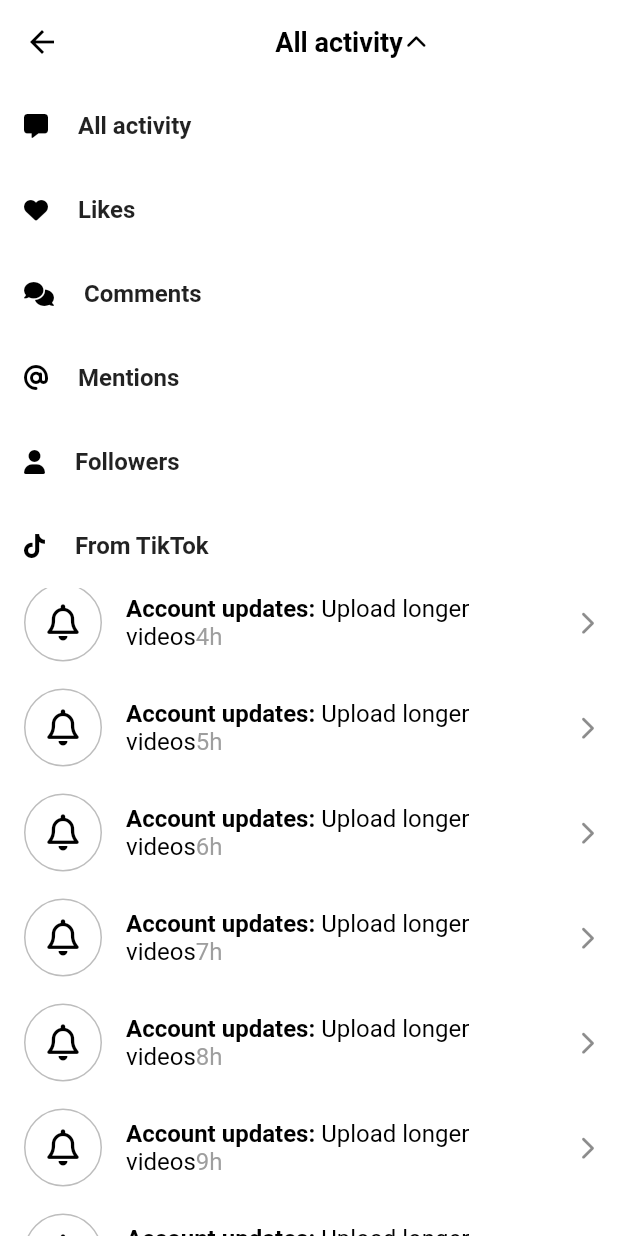
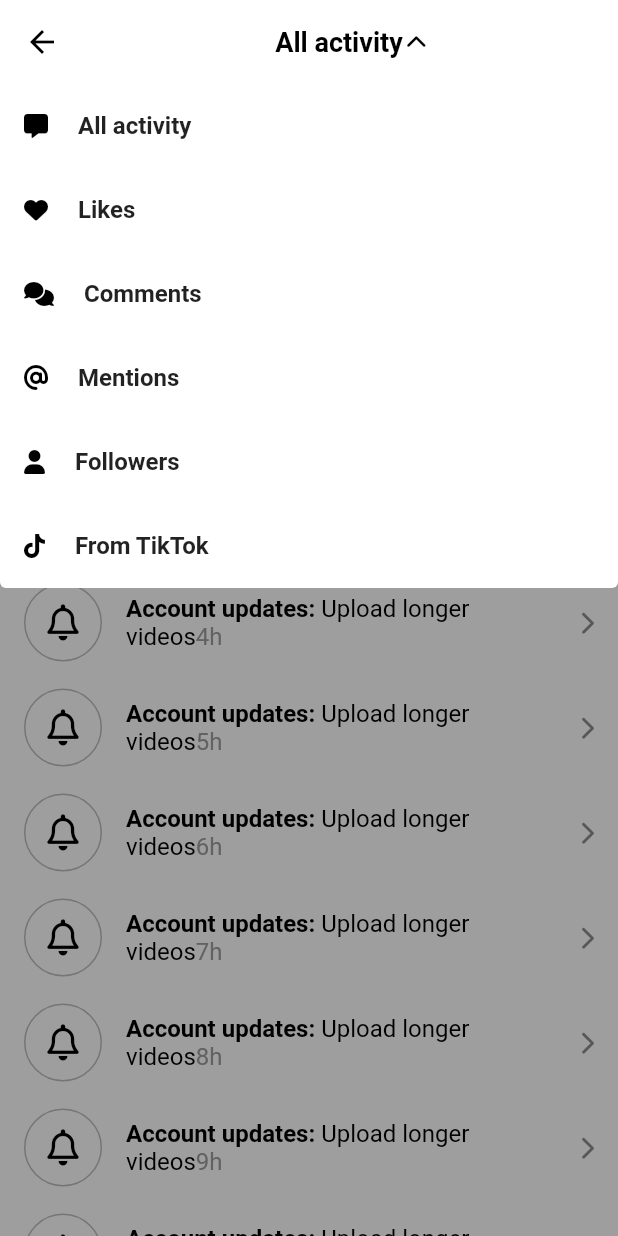
Before and after one commit to acephoenix0/tiktok_clone, a Flutter app: the ActivityScreen screen opened directly, after a tap on "All activity", on a phone screen of 412 x 824 dp. Run offline on Flutter 3.47's test engine with Material 2 defaults, Android fonts, the phone set to English and light mode, and no system bars; our stand-ins replace font_awesome_flutter, video_player, visibility_detector; network calls fail.

Commit message:
AnimatedModalBarrier

```diff
--- a/lib/features/inbox/activity_screen.dart
+++ b/lib/features/inbox/activity_screen.dart
@@ -41,6 +41,8 @@ class _ActivityScreenState extends State<ActivityScreen>
     }
   ];
 
+  bool _showBarrier = false;
+
   late final AnimationController _animationController = AnimationController(
     vsync: this,
     duration: const Duration(
@@ -48,9 +50,19 @@ class _ActivityScreenState extends State<ActivityScreen>
     ),
   );
 
-  late final Animation<double> _animation = Tween(
+  late final Animation<double> _arrowAnimation = Tween(
     begin: 0.0,
     end: 0.5,
+  ).animate(_animationController);
+
+  late final Animation<Offset> _panelAnimation = Tween(
+    begin: const Offset(0, -1),
+    end: Offset.zero,
+  ).animate(_animationController);
+
+  late final Animation<Color?> _barrierAnimation = ColorTween(
+    begin: Colors.transparent,
+    end: Colors.black38,
   ).animate(_animationController);
 
   void _onDismissed(String notification) {
@@ -58,12 +70,15 @@ class _ActivityScreenState extends State<ActivityScreen>
     setState(() {});
   }
 
-  void _onTitleTap() {
+  void _toggleAnimations() async {
     if (_animationController.isCompleted) {
-      _animationController.reverse();
+      await _animationController.reverse();
     } else {
       _animationController.forward();
     }
+    setState(() {
+      _showBarrier = !_showBarrier;
+    });
   }
 
   @override
@@ -72,18 +87,24 @@ class _ActivityScreenState extends State<ActivityScreen>
   }
 
   @override
+  void dispose() {
+    _animationController.dispose();
+    super.dispose();
+  }
+
+  @override
   Widget build(BuildContext context) {
     return Scaffold(
       appBar: AppBar(
         title: GestureDetector(
-          onTap: _onTitleTap,
+          onTap: _toggleAnimations,
           child: Row(
             mainAxisAlignment: MainAxisAlignment.center,
             children: [
               const Text('All activity'),
               Gaps.h2,
               RotationTransition(
-                turns: _animation,
+                turns: _arrowAnimation,
                 child: const FaIcon(
                   FontAwesomeIcons.chevronDown,
                   size: Sizes.size14,
@@ -189,7 +210,15 @@ class _ActivityScreenState extends State<ActivityScreen>
                 ),
             ],
           ),
-          Container(
+          if (_showBarrier)
+            AnimatedModalBarrier(
+              color: _barrierAnimation,
+              dismissible: true,
+              onDismiss: _toggleAnimations,
+            ),
+          SlideTransition(
+            position: _panelAnimation,
+            child: Container(
               decoration: const BoxDecoration(
                 color: Colors.white,
                 borderRadius: BorderRadius.only(
@@ -226,6 +255,7 @@ class _ActivityScreenState extends State<ActivityScreen>
                 ],
               ),
             ),
+          ),
         ],
       ),
     );
--- a/lib/main.dart
+++ b/lib/main.dart
@@ -1,6 +1,6 @@
 import 'package:flutter/material.dart';
 import 'package:tiktok_clone/constants/sizes.dart';
-import 'package:tiktok_clone/features/inbox/activity_screen.dart';
+import 'package:tiktok_clone/features/main_navigation/main_navigation_screen.dart';
 
 void main() {
   runApp(const TikTokApp());
@@ -34,7 +34,7 @@ class TikTokApp extends StatelessWidget {
         scaffoldBackgroundColor: Colors.white,
         primaryColor: const Color(0xFFE9435A),
       ),
-      home: const ActivityScreen(),
+      home: const MainNavigationScreen(),
     );
   }
 }
```
Lines whose indentation alone changed are shown as unchanged.
